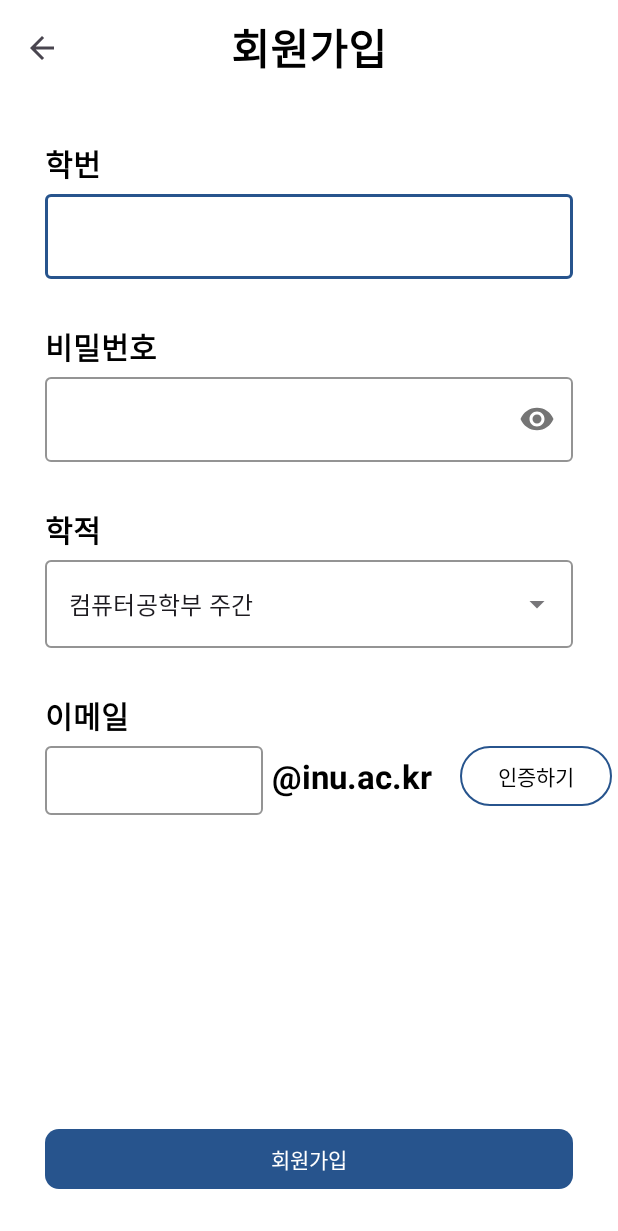
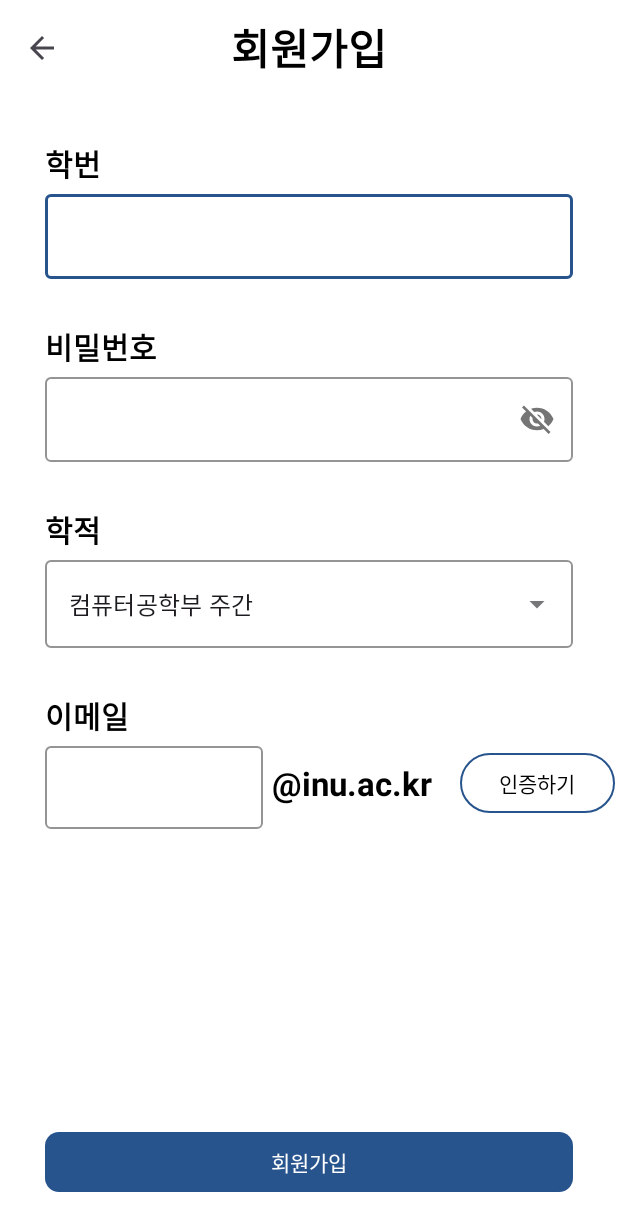
Before and after one commit to 2023-Capstone-Design-let-me-graduated/letMeGraduate, an Android app: the SignupActivity screen opened directly, with no data from a screen before it, on a phone screen of 412 x 824 dp. Shown: the top 1231 px of the screen. Run offline under Robolectric (Android 15) with nearby library versions, the phone set to English and light mode, and no system bars; our stand-ins replace data binding; 1 statement that could not run was skipped.

Commit message:
toggle button icon 수정

```diff
--- /dev/null
+++ b/app/src/main/res/drawable/ic_visibility.xml
@@ -0,0 +1,5 @@
+<vector android:height="24dp" android:tint="#000000"
+    android:viewportHeight="24" android:viewportWidth="24"
+    android:width="24dp" xmlns:android="http://schemas.android.com/apk/res/android">
+    <path android:fillColor="@android:color/white" android:pathData="M12,4.5C7,4.5 2.73,7.61 1,12c1.73,4.39 6,7.5 11,7.5s9.27,-3.11 11,-7.5c-1.73,-4.39 -6,-7.5 -11,-7.5zM12,17c-2.76,0 -5,-2.24 -5,-5s2.24,-5 5,-5 5,2.24 5,5 -2.24,5 -5,5zM12,9c-1.66,0 -3,1.34 -3,3s1.34,3 3,3 3,-1.34 3,-3 -1.34,-3 -3,-3z"/>
+</vector>
--- /dev/null
+++ b/app/src/main/res/drawable/ic_visibility_off.xml
@@ -0,0 +1,5 @@
+<vector android:height="24dp" android:tint="#000000"
+    android:viewportHeight="24" android:viewportWidth="24"
+    android:width="24dp" xmlns:android="http://schemas.android.com/apk/res/android">
+    <path android:fillColor="@android:color/white" android:pathData="M12,7c2.76,0 5,2.24 5,5 0,0.65 -0.13,1.26 -0.36,1.83l2.92,2.92c1.51,-1.26 2.7,-2.89 3.43,-4.75 -1.73,-4.39 -6,-7.5 -11,-7.5 -1.4,0 -2.74,0.25 -3.98,0.7l2.16,2.16C10.74,7.13 11.35,7 12,7zM2,4.27l2.28,2.28 0.46,0.46C3.08,8.3 1.78,10.02 1,12c1.73,4.39 6,7.5 11,7.5 1.55,0 3.03,-0.3 4.38,-0.84l0.42,0.42L19.73,22 21,20.73 3.27,3 2,4.27zM7.53,9.8l1.55,1.55c-0.05,0.21 -0.08,0.43 -0.08,0.65 0,1.66 1.34,3 3,3 0.22,0 0.44,-0.03 0.65,-0.08l1.55,1.55c-0.67,0.33 -1.41,0.53 -2.2,0.53 -2.76,0 -5,-2.24 -5,-5 0,-0.79 0.2,-1.53 0.53,-2.2zM11.84,9.02l3.15,3.15 0.02,-0.16c0,-1.66 -1.34,-3 -3,-3l-0.17,0.01z"/>
+</vector>
--- /dev/null
+++ b/app/src/main/res/drawable/toggle_icon_status.xml
@@ -0,0 +1,5 @@
+<?xml version="1.0" encoding="utf-8"?>
+<selector xmlns:android="http://schemas.android.com/apk/res/android">
+    <item android:drawable="@drawable/ic_visibility" android:state_checked="true"/>
+    <item android:drawable="@drawable/ic_visibility_off"/>
+</selector>
--- a/app/src/main/res/layout/activity_login.xml
+++ b/app/src/main/res/layout/activity_login.xml
@@ -51,7 +51,6 @@
                     android:layout_width="match_parent"
                     android:layout_height="wrap_content"
                     android:hint="@string/id"
-                    android:inputType="number"
                     tools:ignore="TextContrastCheck,TouchTargetSizeCheck,VisualLintTextFieldSize" />
             </com.google.android.material.textfield.TextInputLayout>
 
@@ -65,7 +64,8 @@
                 android:layout_marginEnd="30dp"
                 app:boxStrokeColor="@color/blue"
                 app:hintTextColor="@color/blue"
-                app:passwordToggleEnabled="true">
+                app:passwordToggleEnabled="true"
+                app:passwordToggleDrawable="@drawable/toggle_icon_status">
 
                 <com.google.android.material.textfield.TextInputEditText
                     android:id="@+id/loginPw"
@@ -101,6 +101,7 @@
                 android:layout_width="match_parent"
                 android:layout_height="wrap_content"
                 android:layout_gravity="center"
+                android:layout_marginTop="20dp"
                 android:layout_marginStart="30dp"
                 android:layout_marginEnd="30dp"
                 android:text="로그인"
--- a/app/src/main/res/layout/activity_signup.xml
+++ b/app/src/main/res/layout/activity_signup.xml
@@ -85,7 +85,8 @@
                 android:layout_marginEnd="30dp"
                 app:boxStrokeColor="@color/blue"
                 app:hintTextColor="@color/blue"
-                app:passwordToggleEnabled="true">
+                app:passwordToggleEnabled="true"
+                app:passwordToggleDrawable="@drawable/toggle_icon_status">
 
                 <com.google.android.material.textfield.TextInputEditText
                     android:id="@+id/signupPw"
@@ -124,6 +125,9 @@
                     android:layout_height="wrap_content"
                     android:text="컴퓨터공학부 주간"
                     android:inputType="none"
+                    android:backgroundTint="@color/white"
+                    android:textColorHighlight="@color/white"
+                    app:dropDownBackgroundTint="@color/white"
                     tools:ignore="HardcodedText,LabelFor,VisualLintTextFieldSize" />
             </com.google.android.material.textfield.TextInputLayout>
 
@@ -157,7 +161,7 @@
                     <com.google.android.material.textfield.TextInputEditText
                         android:id="@+id/email"
                         android:layout_width="match_parent"
-                        android:layout_height="46dp"
+                        android:layout_height="55dp"
                         tools:ignore="SpeakableTextPresentCheck" />
 
                 </com.google.android.material.textfield.TextInputLayout>
@@ -178,11 +182,10 @@
                 <Button
                     style="?attr/materialButtonOutlinedStyle"
                     android:id="@+id/authenticationBtn"
-                    android:layout_width="101dp"
+                    android:layout_width="103dp"
                     android:layout_height="wrap_content"
                     android:layout_gravity="center"
                     android:layout_marginStart="5dp"
-                    android:layout_marginEnd="30dp"
                     android:text="인증하기"
                     android:textColor="@color/black"
                     app:strokeColor="@color/blue"
@@ -205,14 +208,14 @@
                     android:layout_gravity="center"
                     android:layout_marginStart="30dp"
                     app:boxStrokeColor="@color/blue"
-                    app:hintTextColor="@color/gray"
-                    android:hint="인증코드 입력"
+                    app:hintTextColor="@color/blue"
                     tools:ignore="HardcodedText">
 
                     <com.google.android.material.textfield.TextInputEditText
                         android:id="@+id/inputCode"
                         android:layout_width="match_parent"
                         android:layout_height="wrap_content"
+                        android:hint="인증코드 입력"
                         tools:ignore="SpeakableTextPresentCheck" />
 
                 </com.google.android.material.textfield.TextInputLayout>
@@ -220,11 +223,10 @@
                 <Button
                     style="?attr/materialButtonOutlinedStyle"
                     android:id="@+id/okBtn"
-                    android:layout_width="104dp"
+                    android:layout_width="113dp"
                     android:layout_height="wrap_content"
                     android:layout_gravity="center"
                     android:layout_marginStart="5dp"
-                    android:layout_marginEnd="30dp"
                     android:text="인증 확인"
                     android:textColor="@color/black"
                     app:strokeColor="@color/blue"
```
